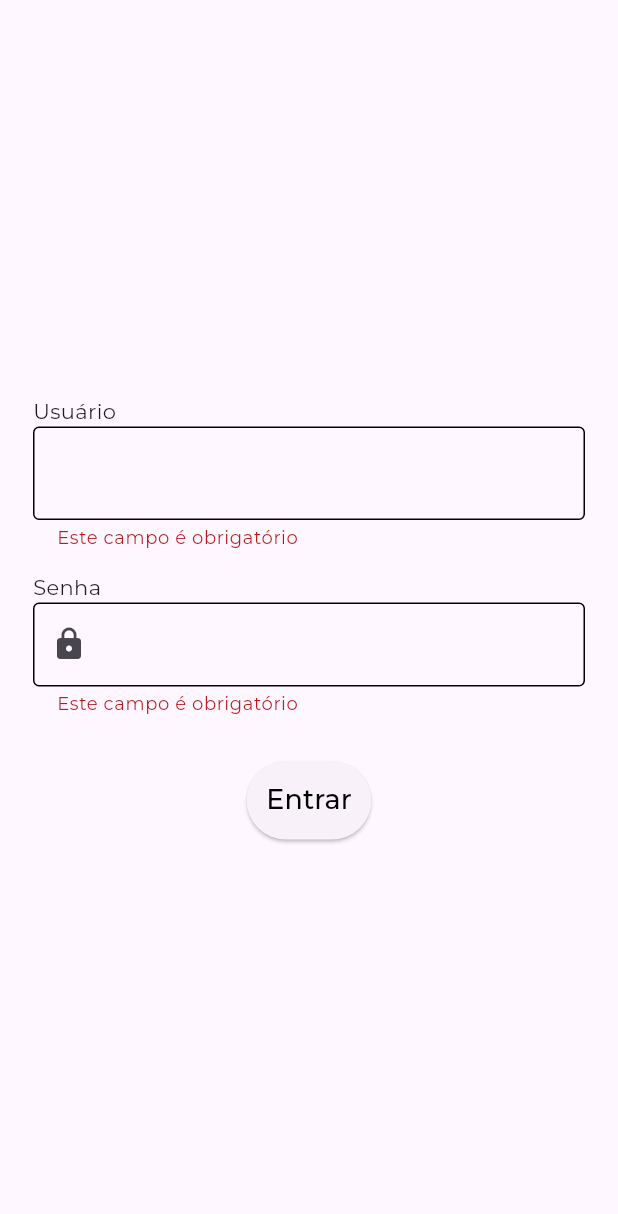
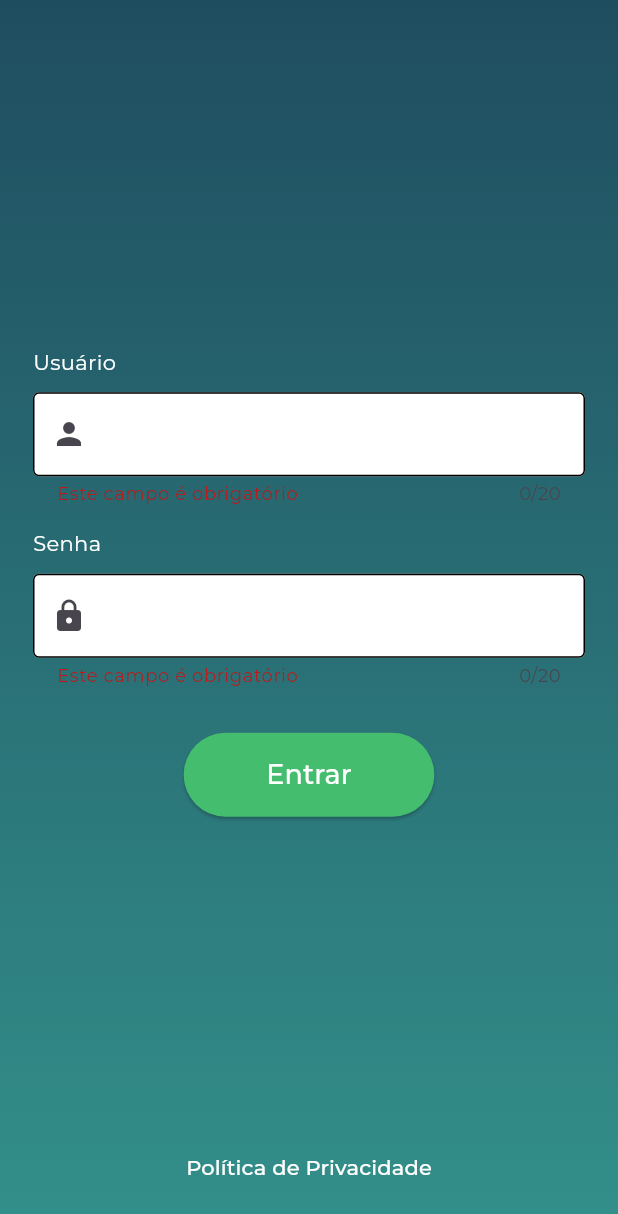
Before and after one commit to yagoliveira92/app_test_target, a Flutter app: the screen it shows after launch, on a phone screen of 412 x 824 dp. Shown: the top 1214 px of the screen. Run offline on Flutter 3.47's test engine with Material 2 defaults, Android fonts, the phone set to English and light mode, and no system bars; our stand-ins replace bloc, dio, flutter_bloc, google_fonts.

Commit message:
Chore: Finish de Login Screen and add validators to not allow spaces

```diff
--- a/lib/app/common/validators/password_validator.dart
+++ b/lib/app/common/validators/password_validator.dart
@@ -6,7 +6,7 @@ class PasswordValidator {
     if (value!.isEmpty) {
       return 'Este campo é obrigatório';
     }
-    final regex = RegExp(r"[^A-Za-z0-9]+");
+    final regex = RegExp(r"^[a-zA-Z0-9]*$");
     if (!regex.hasMatch(value!)) {
       return 'Senha deve conter apenas números e letras (a-z, A-Z, 0-9)';
     }
--- a/lib/app/features/auth/controller/login_controller_cubit.dart
+++ b/lib/app/features/auth/controller/login_controller_cubit.dart
@@ -11,7 +11,7 @@ class LoginControllerCubit extends Cubit<LoginControllerState> {
   Future<void> login({required String user, required String password}) async {
     emit(LoginControllerLoading());
     final response = await loginRequest(user: user, password: password);
-    if (response.error) {
+    if (!response.error) {
       emit(
         LoginControllerSuccess(
           loginModel: response.loginModel,
--- a/lib/app/features/auth/view/login_screen.dart
+++ b/lib/app/features/auth/view/login_screen.dart
@@ -1,9 +1,11 @@
 import 'package:app_test_target/app/features/auth/controller/login_controller_cubit.dart';
 import 'package:app_test_target/app/features/auth/view/widgets/email_field_widget.dart';
+import 'package:app_test_target/app/features/auth/view/widgets/login_button.dart';
 import 'package:app_test_target/app/features/auth/view/widgets/password_field_widget.dart';
 import 'package:app_test_target/app/features/home/view/home_page_screen.dart';
 import 'package:flutter/material.dart';
 import 'package:flutter_bloc/flutter_bloc.dart';
+import 'package:url_launcher/url_launcher.dart';
 
 class LoginScreen extends StatefulWidget {
   const LoginScreen({Key? key}) : super(key: key);
@@ -30,18 +32,27 @@ class _LoginScreenState extends State<LoginScreen> {
       },
       builder: (context, state) {
         return Scaffold(
-          body: Padding(
+          body: DecoratedBox(
+            decoration: const BoxDecoration(
+              gradient: LinearGradient(
+                colors: [
+                  Color(0xFF1F4D60),
+                  Color(0xFF33908A),
+                ],
+                begin: Alignment.topCenter,
+                end: Alignment.bottomCenter,
+              ),
+            ),
+            child: Padding(
               padding: const EdgeInsets.all(22.0),
-            child: Center(
               child: Form(
                 key: formKey,
                 autovalidateMode: AutovalidateMode.always,
-                child: SingleChildScrollView(
                 child: Column(
                   mainAxisAlignment: MainAxisAlignment.center,
                   crossAxisAlignment: CrossAxisAlignment.center,
-                    mainAxisSize: MainAxisSize.max,
                   children: [
+                    const Spacer(),
                     EmailTextFieldWidget(
                       controller: emailController,
                       validator: (text) => context
@@ -63,10 +74,8 @@ class _LoginScreenState extends State<LoginScreen> {
                     const SizedBox(
                       height: 10.0,
                     ),
-                      ElevatedButton(
-                        style: ElevatedButton.styleFrom(
-                          padding: const EdgeInsets.all(13.0),
-                        ),
+                    LoginButton(
+                      isLoading: state is LoginControllerLoading,
                       onPressed: () async {
                         if (emailController.text.isNotEmpty &&
                             passwordController.text.isNotEmpty) {
@@ -78,23 +87,24 @@ class _LoginScreenState extends State<LoginScreen> {
                               );
                         }
                       },
-                        child: state is LoginControllerLoading
-                            ? const SizedBox(
-                                height: 25.0,
-                                width: 25.0,
-                                child: CircularProgressIndicator(
-                                    color: Colors.blue),
-                              )
-                            : const Text(
-                                'Entrar',
+                    ),
+                    const Spacer(),
+                    TextButton(
+                      onPressed: () async {
+                        await launchUrl(
+                          Uri.parse(
+                            'https://www.google.com.br',
+                          ),
+                        );
+                      },
+                      child: const Text(
+                        'Política de Privacidade',
                         style: TextStyle(
-                                  fontSize: 18.0,
-                                  color: Colors.black,
+                          color: Colors.white,
                         ),
                       ),
-                      ),
+                    )
                   ],
-                  ),
                 ),
               ),
             ),
--- a/lib/app/features/auth/view/widgets/email_field_widget.dart
+++ b/lib/app/features/auth/view/widgets/email_field_widget.dart
@@ -34,11 +34,20 @@ class _EmailTextFieldWidgetState extends State<EmailTextFieldWidget> {
     return Column(
       crossAxisAlignment: CrossAxisAlignment.start,
       children: [
-        const Text('Usuário'),
+        const Text(
+          'Usuário',
+          style: TextStyle(
+            color: Colors.white,
+          ),
+        ),
+        const SizedBox(
+          height: 10.0,
+        ),
         TextFormField(
           onChanged: widget.validator,
           style: GoogleFonts.montserrat(),
           focusNode: focusNode,
+          maxLength: 20,
           key: _keyEmail,
           keyboardType: TextInputType.emailAddress,
           textCapitalization: TextCapitalization.none,
@@ -48,10 +57,12 @@ class _EmailTextFieldWidgetState extends State<EmailTextFieldWidget> {
           },
           controller: widget.controller,
           decoration: const InputDecoration(
-            prefix: Icon(Icons.person),
+            prefixIcon: Icon(Icons.person),
             focusedBorder: OutlineInputBorder(),
             enabledBorder: OutlineInputBorder(),
             errorBorder: OutlineInputBorder(),
+            filled: true,
+            fillColor: Colors.white,
           ),
         ),
       ],
--- /dev/null
+++ b/lib/app/features/auth/view/widgets/login_button.dart
@@ -0,0 +1,32 @@
+import 'package:flutter/material.dart';
+
+class LoginButton extends StatelessWidget {
+  const LoginButton(
+      {required this.isLoading, required this.onPressed, super.key});
+  final VoidCallback onPressed;
+  final bool isLoading;
+  @override
+  Widget build(BuildContext context) => ElevatedButton(
+        style: ElevatedButton.styleFrom(
+          padding: const EdgeInsets.symmetric(
+            horizontal: 55.0,
+            vertical: 15.0,
+          ),
+          backgroundColor: const Color(0xFF44BD6E),
+        ),
+        onPressed: onPressed,
+        child: isLoading
+            ? const SizedBox(
+                height: 25.0,
+                width: 25.0,
+                child: CircularProgressIndicator(color: Colors.white),
+              )
+            : const Text(
+                'Entrar',
+                style: TextStyle(
+                  fontSize: 18.0,
+                  color: Colors.white,
+                ),
+              ),
+      );
+}
--- a/lib/app/features/auth/view/widgets/password_field_widget.dart
+++ b/lib/app/features/auth/view/widgets/password_field_widget.dart
@@ -1,5 +1,6 @@
 import 'package:app_test_target/app/common/validators/password_validator.dart';
 import 'package:flutter/material.dart';
+import 'package:flutter/services.dart';
 import 'package:google_fonts/google_fonts.dart';
 
 class PasswordTextFieldWidget extends StatefulWidget {
@@ -20,13 +21,6 @@ class PasswordTextFieldWidget extends StatefulWidget {
 class _PasswordTextFieldWidgetState extends State<PasswordTextFieldWidget> {
   FocusNode? focusNode;
   static final _keyPassword = GlobalKey();
-  bool _showPassword = true;
-
-  void changeShowPassword() {
-    setState(() {
-      _showPassword = !_showPassword;
-    });
-  }
 
   @override
   void initState() {
@@ -44,11 +38,17 @@ class _PasswordTextFieldWidgetState extends State<PasswordTextFieldWidget> {
       children: [
         const Text(
           'Senha',
+          style: TextStyle(
+            color: Colors.white,
+          ),
+        ),
+        const SizedBox(
+          height: 10.0,
         ),
         TextFormField(
           style: GoogleFonts.montserrat(),
           onChanged: widget.validator,
-          obscureText: _showPassword,
+          maxLength: 20,
           focusNode: focusNode,
           key: _keyPassword,
           keyboardType: TextInputType.visiblePassword,
@@ -56,12 +56,17 @@ class _PasswordTextFieldWidgetState extends State<PasswordTextFieldWidget> {
             final validate = PasswordValidator(value: value);
             return validate();
           },
+          inputFormatters: [
+            FilteringTextInputFormatter.deny(RegExp(r'\s')),
+          ],
           controller: widget.controller,
           decoration: const InputDecoration(
             prefixIcon: Icon(Icons.lock),
             focusedBorder: OutlineInputBorder(),
             enabledBorder: OutlineInputBorder(),
             errorBorder: OutlineInputBorder(),
+            filled: true,
+            fillColor: Colors.white,
           ),
         ),
       ],
```
Lines whose indentation alone changed are shown as unchanged.
